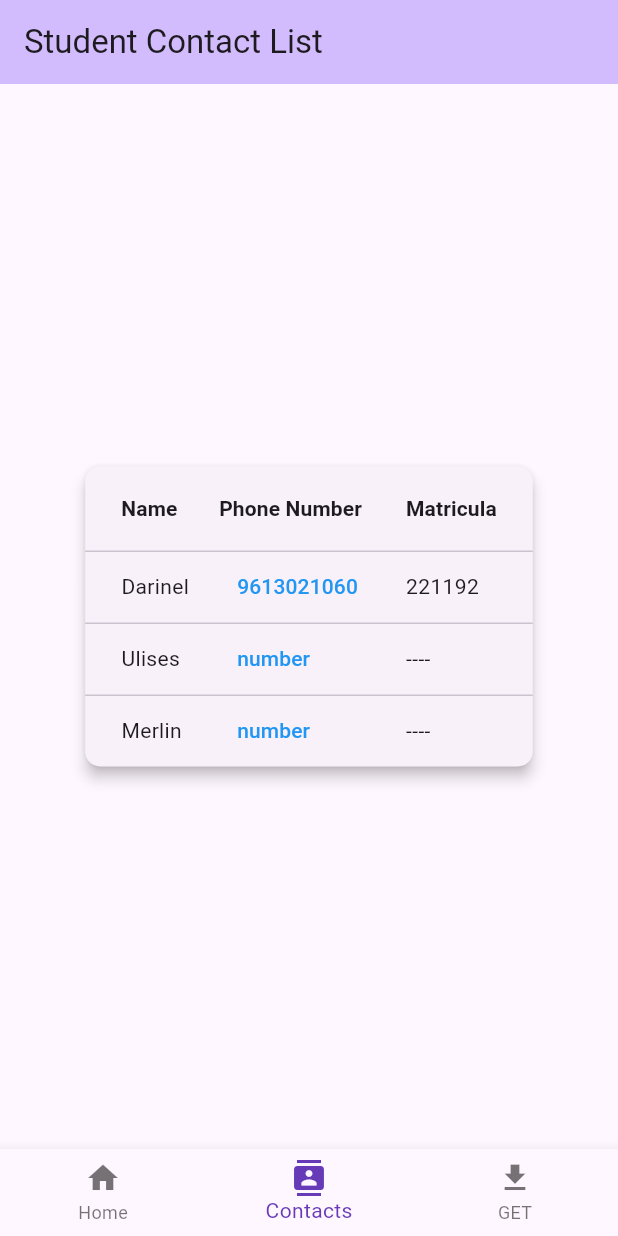
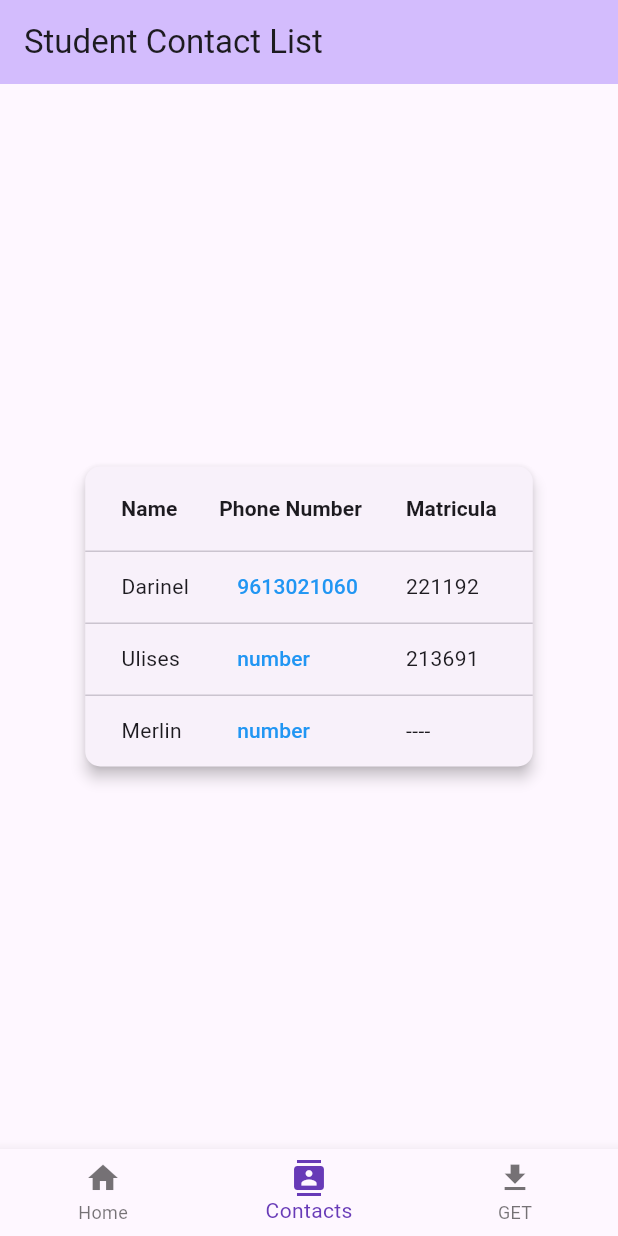
Before and after one commit to EduardoVH/phone-app, a Flutter app: the screen it shows after launch, item 2 of the bottom bar chosen, on a phone screen of 412 x 824 dp. Run offline on Flutter 3.47's test engine with Material 3 defaults, Android fonts, the phone set to English and light mode, and no system bars; network calls fail.

Commit message:
[ADD] matrícula

```diff
--- a/lib/main.dart
+++ b/lib/main.dart
@@ -132,7 +132,7 @@ class StudentTableScreen extends StatelessWidget {
                 ],
                 rows: [
                   _buildDataRow('Darinel', '9613021060', '221192'),
-                  _buildDataRow('Ulises', 'number', '----'),
+                  _buildDataRow('Ulises', 'number', '213691'),
                   _buildDataRow('Merlin', 'number', '----'),
                 ],
               ),
```
